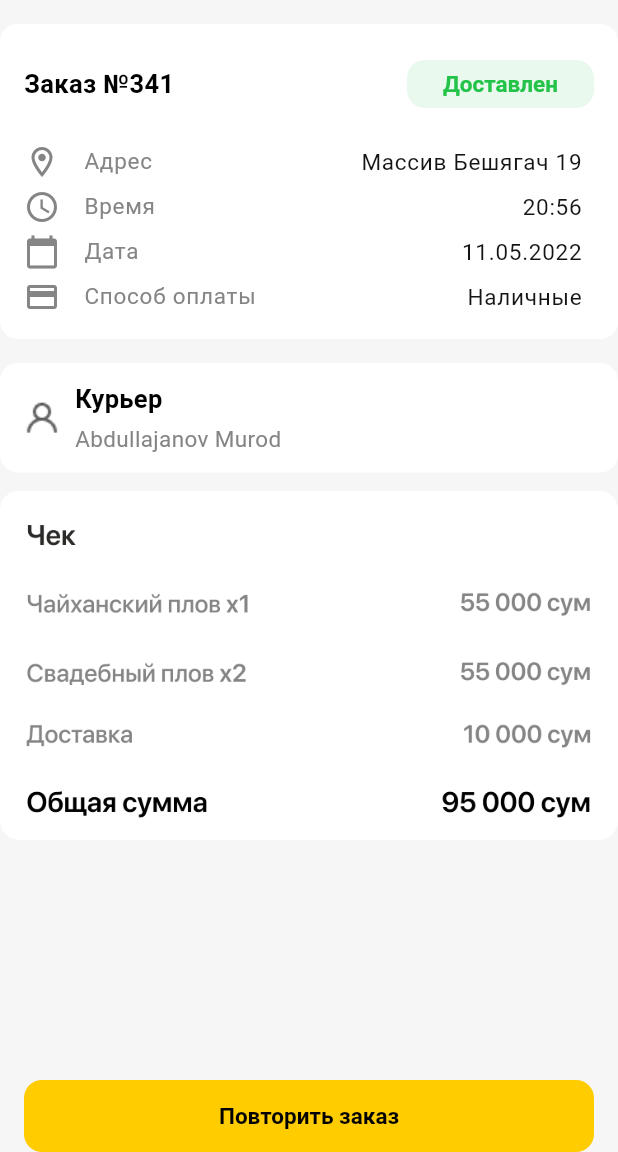
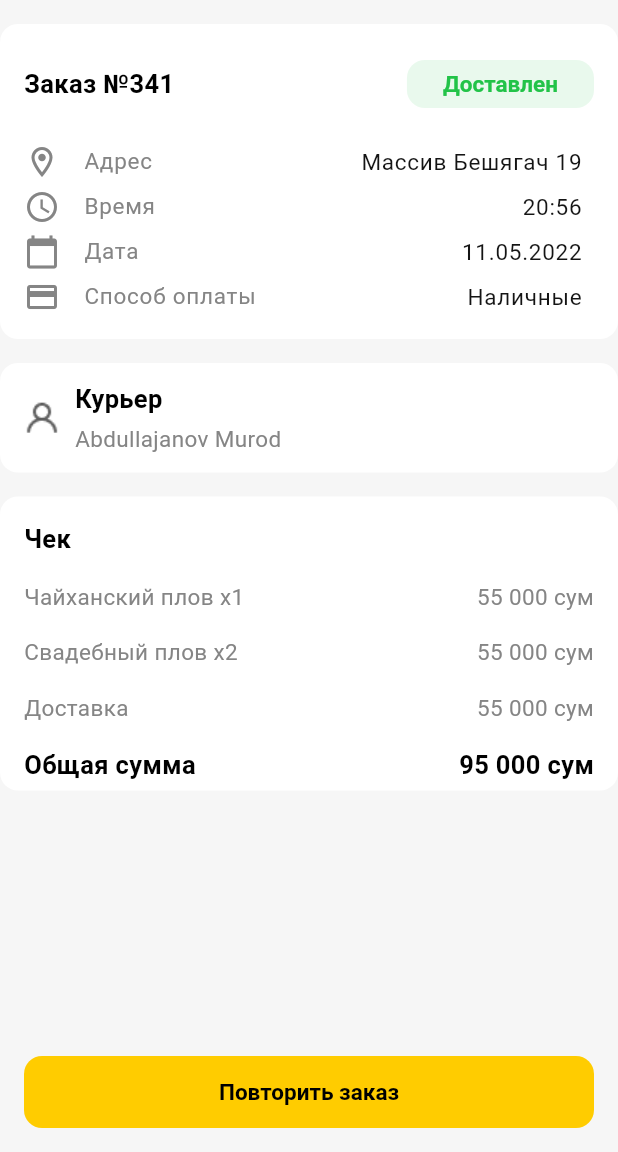
Before and after one commit to AzizbekNormurodov/Ploff, a Flutter app: the HistoryOrderPage screen opened by its route, on a phone screen of 412 x 824 dp, the part 84-1236 px from its top. Run offline on Flutter 3.47's test engine with Material 2 defaults, Android fonts, the light colour scheme and no system bars; our stand-ins replace flutter_spinkit; missing offline and left inert: flutter_pin_code_widget.

Commit message:
fifth. commit

```diff
--- a/lib/main.dart
+++ b/lib/main.dart
@@ -18,7 +18,6 @@ class MyApp extends StatelessWidget {
         FocusManager.instance.primaryFocus?.unfocus();
       },
       child: MaterialApp( debugShowCheckedModeBanner: false,
-        title: 'EasyToTravel',
         theme: lightTheme,
         initialRoute: AppRoutes.initial,
         routes: AppPages.routes,
--- a/lib/pages/main/my_orders/active_order_page.dart
+++ b/lib/pages/main/my_orders/active_order_page.dart
@@ -1,6 +1,7 @@
 import 'package:flutter/material.dart';
 import 'package:ploff/core/theme/theme_colors.dart';
 import 'package:ploff/core/theme/theme_text_styles.dart';
+import 'package:ploff/pages/main/my_orders/widget/cheque_widget.dart';
 
 class ActiveOrderPage extends StatelessWidget {
   const ActiveOrderPage({Key? key}) : super(key: key);
@@ -115,10 +116,7 @@ class ActiveOrderPage extends StatelessWidget {
               ),
             ),
           ),
-          Padding(
-            padding: const EdgeInsets.only(top: 12),
-            child: Image.asset("assets/png/chek.png"),
-          ),
+          ChequeWidget(),
         ],
       ),
     );
--- a/lib/pages/main/my_orders/history_order_oage.dart
+++ b/lib/pages/main/my_orders/history_order_oage.dart
@@ -2,6 +2,7 @@ import 'package:flutter/material.dart';
 import 'package:ploff/core/theme/theme_text_styles.dart';
 
 import 'active_order_page.dart';
+import 'widget/cheque_widget.dart';
 
 class HistoryOrderPage extends StatelessWidget {
   const HistoryOrderPage({Key? key}) : super(key: key);
@@ -110,15 +111,12 @@ class HistoryOrderPage extends StatelessWidget {
               ),
             ),
           ),
-          Padding(
-            padding: const EdgeInsets.only(top: 12),
-            child: Image.asset("assets/png/chek.png"),
-          ),
+          ChequeWidget(),
 
         ],
       ),
       bottomNavigationBar: Padding(
-        padding: const EdgeInsets.only(left: 16, right: 16, top: 16),
+        padding: const EdgeInsets.all(16),
         child: ElevatedButton(onPressed: (){}, child: const Text("Повторить заказ")),
       ),
     );
--- /dev/null
+++ b/lib/pages/main/my_orders/widget/cheque_widget.dart
@@ -0,0 +1,65 @@
+import 'package:flutter/material.dart';
+import 'package:ploff/core/theme/theme_text_styles.dart';
+
+class ChequeWidget extends StatelessWidget {
+  const ChequeWidget({Key? key}) : super(key: key);
+
+  @override
+  Widget build(BuildContext context) {
+    return Padding(
+      padding: const EdgeInsets.only(top: 16),
+      child: Container(
+        width: double.infinity,
+        height: 196,
+        decoration: const BoxDecoration(
+          borderRadius: BorderRadius.all(Radius.circular(12),), color: Colors.white,
+        ),
+        child: Padding(
+          padding: const EdgeInsets.only(left: 16, right: 16),
+          child: Column(crossAxisAlignment: CrossAxisAlignment.start,
+            children: [
+              const Padding(
+                padding: EdgeInsets.only(top: 16, bottom: 16),
+                child: Text("Чек", style: ThemeTextStyles.appTitle,),
+              ),
+              Padding(
+                padding: const EdgeInsets.only(bottom: 16),
+                child: Row( mainAxisAlignment: MainAxisAlignment.spaceBetween,
+                  children: const [
+                    Text("Чайханский плов х1", style: ThemeTextStyles.adress,),
+                    Text("55 000 сум", style: ThemeTextStyles.adress,),
+                  ],
+                ),
+              ),
+              Padding(
+                padding: const EdgeInsets.only(bottom:16 ),
+                child: Row( mainAxisAlignment: MainAxisAlignment.spaceBetween,
+                  children: const [
+                    Text("Свадебный плов х2", style: ThemeTextStyles.adress,),
+                    Text("55 000 сум", style: ThemeTextStyles.adress,),
+                  ],
+                ),
+              ),
+              Padding(
+                padding: const EdgeInsets.only(bottom: 16),
+                child: Row( mainAxisAlignment: MainAxisAlignment.spaceBetween,
+                  children: const [
+                    Text("Доставка", style: ThemeTextStyles.adress,),
+                    Text("55 000 сум", style: ThemeTextStyles.adress,),
+                  ],
+                ),
+              ),
+
+              Row( mainAxisAlignment: MainAxisAlignment.spaceBetween,
+                children: const [
+                  Text("Общая сумма", style: ThemeTextStyles.appTitle,),
+                  Text("95 000 сум", style: ThemeTextStyles.appTitle,),
+                ],
+              ),
+            ],
+          ),
+        ),
+      ),
+    );
+  }
+}
--- a/lib/pages/main/сheckout/checkout_page.dart
+++ b/lib/pages/main/сheckout/checkout_page.dart
@@ -1,5 +1,6 @@
 import 'package:flutter/material.dart';
 import 'package:ploff/core/theme/theme_text_styles.dart';
+import 'package:ploff/pages/main/my_orders/widget/cheque_widget.dart';
 import 'package:ploff/pages/main/product/widget/nearest_branch_widget.dart';
 import 'package:ploff/routes/app_routes.dart';
 
@@ -95,7 +96,7 @@ class _CheckoutPageState extends State<CheckoutPage>
                     const CourierWidget(),
                     const DeliveryTimeWidget(),
                     const PaymentTypeWidget(),
-                    Image.asset("assets/png/chek.png"),
+                    ChequeWidget(),
                     Padding(
                       padding: const EdgeInsets.all(16),
                       child: ElevatedButton(
@@ -122,7 +123,7 @@ class _CheckoutPageState extends State<CheckoutPage>
                       child: NearestBranchWidget(),
                     ),
                     const PaymentTypeWidget(),
-                    Image.asset("assets/png/chek.png"),
+                    ChequeWidget(),
                     Padding(
                       padding: const EdgeInsets.all(16),
                       child: ElevatedButton(
```
